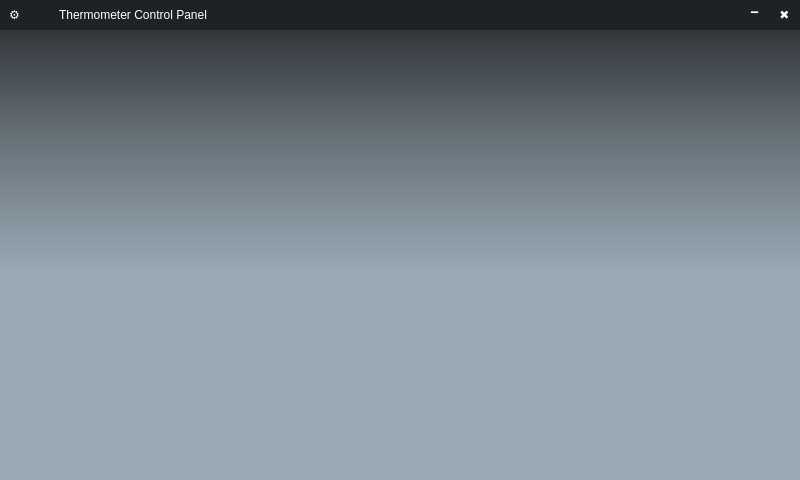
Qt form control_panel.ui (Aecef/DesignLab1) before a commit.
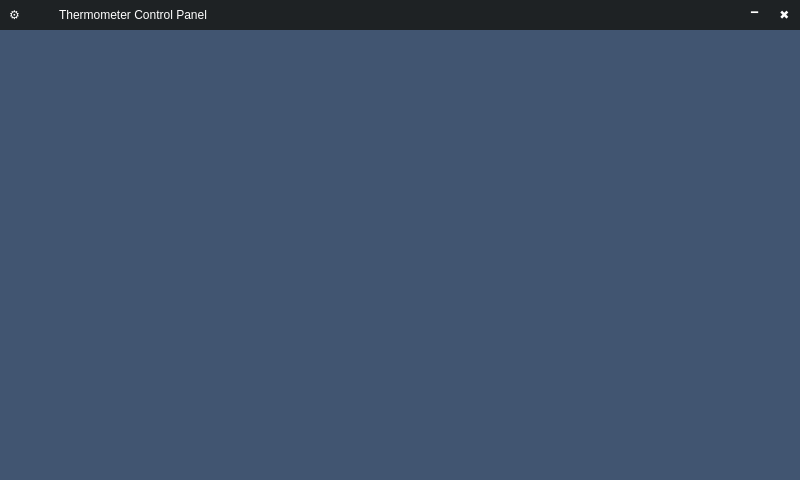
The same form after that commit.

Commit message: twilio widget almost done

What changed in the file:
```diff
--- a/control_panel.ui
+++ b/control_panel.ui
@@ -24,7 +24,8 @@
      </rect>
     </property>
     <property name="styleSheet">
-     <string notr="true">background-color: qlineargradient(spread:pad, x1:0, y1:1, x2:0, y2:0, stop:0 rgba(153, 170, 181, 255), stop:0.431818 rgba(153, 170, 181, 255), stop:0.727273 rgba(100, 110, 117, 255), stop:0.965909 rgba(44, 47, 51, 255), stop:1 rgba(35, 39, 42, 255));</string>
+     <string notr="true">background-color: rgb(65, 85, 113);
+</string>
     </property>
     <widget class="QWidget" name="window_frame" native="true">
      <property name="geometry">
```
The commit also changes 4 other files.
